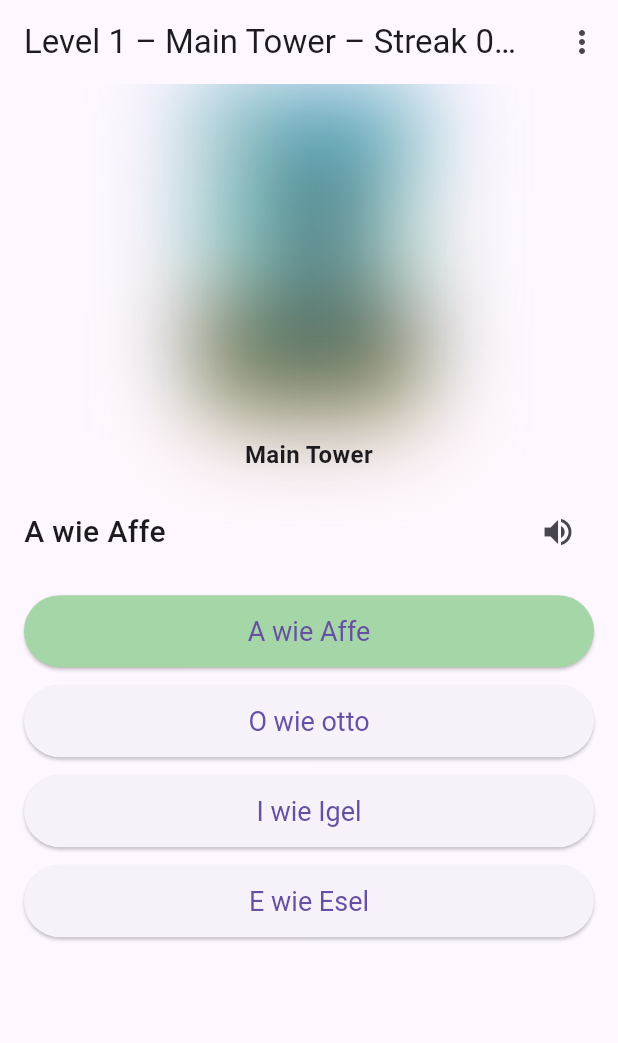
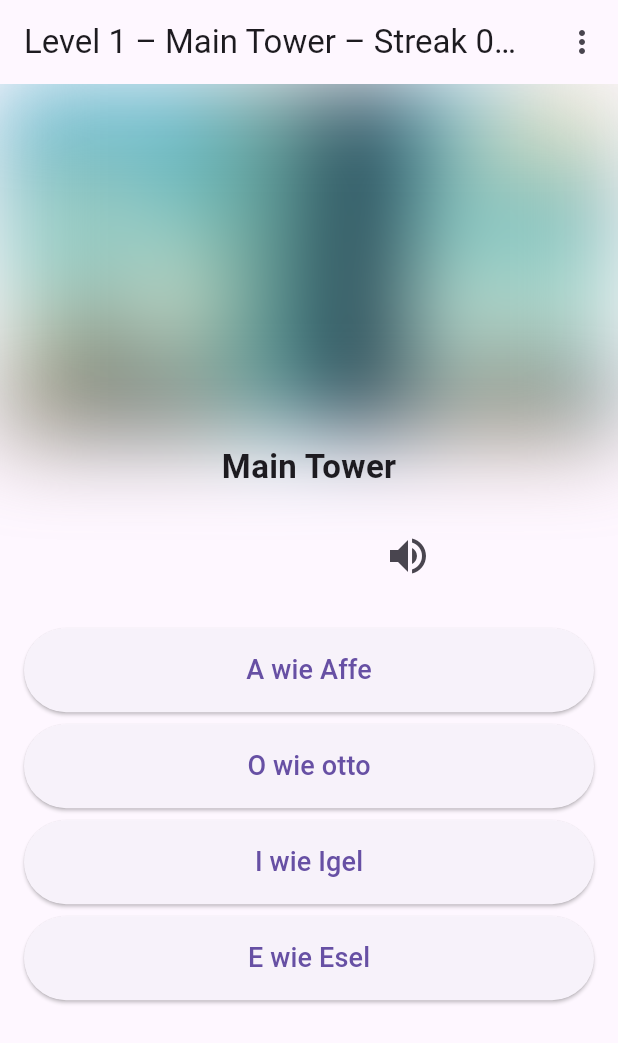
Before and after one commit to MartinRiesa/projects, a Flutter app: the screen it shows after launch, after a tap on "Start", on a phone screen of 412 x 824 dp. Shown: the top 1043 px of the screen. Run offline on Flutter 3.47's test engine with Material 3 defaults, Android fonts, the phone set to English and light mode, and no system bars; our stand-ins replace flutter_tts.

Commit message:
Revert "falsch"
This reverts commit 00c188f752a8acda66a88e96fd9e19ba1ea076fe.

```diff
--- a/vokabeltrainer_app_abc/lib/ui/quiz_screen.dart
+++ b/vokabeltrainer_app_abc/lib/ui/quiz_screen.dart
@@ -56,80 +56,86 @@ class QuizScreen extends StatelessWidget {
       body: SafeArea(
         child: Column(
           children: [
-            // Bild mit Blur (BoxFit.contain statt BoxFit.cover)
+            // Bild mit Blur
             AspectRatio(
               aspectRatio: 16 / 9,
               child: ImageFiltered(
                 imageFilter: ImageFilter.blur(sigmaX: blur, sigmaY: blur),
-                child: Image(image: levelImage, fit: BoxFit.contain),
+                child: Image(image: levelImage, fit: BoxFit.cover),
               ),
             ),
 
             // Levelname über dem Bild
             FutureBuilder<String>(
               future: LevelInfoLoader.nameFor(level),
-              builder: (c, snap) => Padding(
-                padding: const EdgeInsets.symmetric(vertical: 4),
-                child: Text(
-                  snap.data ?? '',
-                  style: const TextStyle(fontSize: 16, fontWeight: FontWeight.bold),
-                  textAlign: TextAlign.center,
-                ),
-              ),
+              builder: (c, snap) {
+                final name = snap.data ?? '';
+                return Padding(
+                  padding: const EdgeInsets.only(top: 8),
+                  child: Text(
+                    name,
+                    style: const TextStyle(
+                        fontSize: 22, fontWeight: FontWeight.bold),
+                  ),
+                );
+              },
             ),
 
-            // Prompt
+            // Prompt + Lautsprecher
             Padding(
-              padding: const EdgeInsets.symmetric(vertical: 12, horizontal: 16),
+              padding: const EdgeInsets.all(20),
               child: Row(
+                mainAxisAlignment: MainAxisAlignment.center,
                 children: [
-                  Expanded(
+                  Flexible(
                     child: Text(
                       prompt,
-                      style: const TextStyle(fontSize: 20, fontWeight: FontWeight.w500),
+                      textAlign: TextAlign.center,
+                      style: const TextStyle(
+                        fontSize: 28,
+                        fontWeight: FontWeight.bold,
+                        color: Colors.transparent, // <--- nur das geändert!
+                      ),
                     ),
                   ),
-                  IconButton(icon: const Icon(Icons.volume_up), onPressed: onSpeak),
+                  IconButton(
+                    iconSize: 32,
+                    icon: const Icon(Icons.volume_up),
+                    onPressed: onSpeak,
+                    onLongPress: onShowTts,
+                  ),
                 ],
               ),
             ),
 
-            // Auswahlmöglichkeiten
-            Expanded(
-              child: ListView.builder(
-                padding: const EdgeInsets.symmetric(horizontal: 16),
-                itemCount: options.length,
-                itemBuilder: (context, index) {
-                  final isCorrect = correctIndex == index;
-                  final isWrong = wrongIndex == index;
-                  Color? color;
-                  if (isCorrect) color = Colors.green[200];
-                  if (isWrong) color = Colors.red[200];
-                  return Padding(
-                    padding: const EdgeInsets.symmetric(vertical: 6),
-                    child: ElevatedButton(
-                      style: ElevatedButton.styleFrom(
-                        backgroundColor: color, // <-- Korrigiert!
-                        minimumSize: const Size.fromHeight(48),
-                        textStyle: const TextStyle(fontSize: 18),
-                      ),
-                      onPressed: awaitWrong && !isWrong
-                          ? null
-                          : () => onAnswer(index),
-                      child: Text(options[index]),
-                    ),
-                  );
-                },
-              ),
-            ),
-
-            // Bei Fehler: "Weiter"-Button
+            // Antwortbuttons
+            ...options.asMap().entries.map((e) {
+              final i = e.key;
+              final txt = e.value;
+              Color? bg;
+              if (awaitWrong) {
+                if (i == correctIndex) bg = Colors.green;
+                if (i == wrongIndex) bg = Colors.red;
+              }
+              return Padding(
+                padding:
+                const EdgeInsets.symmetric(horizontal: 16, vertical: 4),
+                child: ElevatedButton(
+                  style: ElevatedButton.styleFrom(
+                    backgroundColor: bg,
+                    minimumSize: const Size.fromHeight(56),
+                  ),
+                  onPressed: () => onAnswer(i),
+                  child: Text(txt, style: const TextStyle(fontSize: 18)),
+                ),
+              );
+            }),
             if (awaitWrong)
               Padding(
-                padding: const EdgeInsets.all(16.0),
+                padding: const EdgeInsets.symmetric(vertical: 10),
                 child: ElevatedButton(
                   onPressed: onNextWrong,
-                  child: const Text("Weiter"),
+                  child: const Text('Weiter'),
                 ),
               ),
           ],
```
